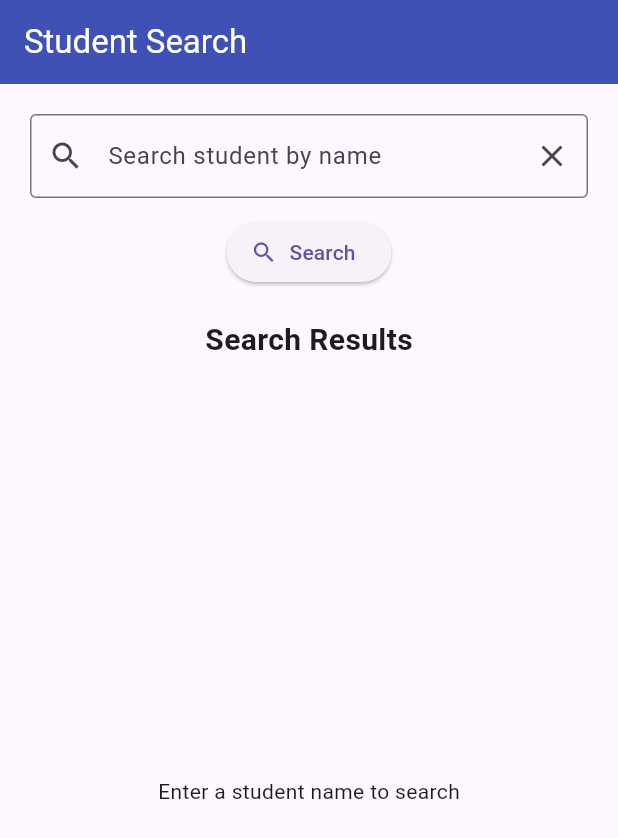
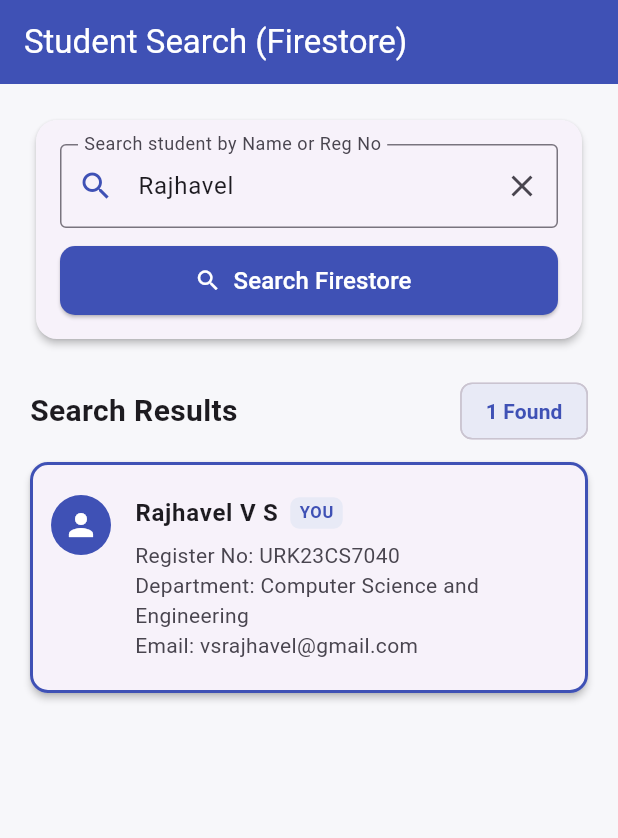
Before and after one commit to VSRAJHAVEL/FlutterLaboratory, a Flutter app: the screen it shows after launch, on a phone screen of 412 x 824 dp. Shown: the top 838 px of the screen. Run offline on Flutter 3.47's test engine with Material 3 defaults, Android fonts, the phone set to English and light mode, and no system bars; our stand-ins replace cloud_firestore, firebase_core, sqflite, sqflite_common_ffi_web; accounts and stored records are empty.

Commit message:
Configure exp_08 with URK23CS7040 search support and highlighted card

```diff
--- a/exp_08/lib/main.dart
+++ b/exp_08/lib/main.dart
@@ -43,16 +43,44 @@ class SearchPage extends StatefulWidget {
 
 class _SearchPageState extends State<SearchPage> {
   final TextEditingController searchController =
-      TextEditingController();
+      TextEditingController(text: 'Rajhavel');
 
-  List<QueryDocumentSnapshot> results = [];
+  static final List<Map<String, dynamic>> _allStudents = [
+    {
+      'name': 'Rajhavel V S',
+      'registerNumber': 'URK23CS7040',
+      'department': 'Computer Science and Engineering',
+      'email': 'vsrajhavel@gmail.com',
+    },
+    {
+      'name': 'Santhosh Kumar',
+      'registerNumber': 'URK23CS7041',
+      'department': 'Information Technology',
+      'email': 'santhosh@example.com',
+    },
+    {
+      'name': 'Praveen R',
+      'registerNumber': 'URK23CS7042',
+      'department': 'Computer Science and Engineering',
+      'email': 'praveen@example.com',
+    },
+  ];
+
+  List<Map<String, dynamic>> displayResults = [];
   bool isLoading = false;
   bool hasSearched = false;
 
+  @override
+  void initState() {
+    super.initState();
+    searchStudents('Rajhavel');
+  }
+
   Future<void> searchStudents(String value) async {
-    if (value.trim().isEmpty) {
+    final queryText = value.trim();
+    if (queryText.isEmpty) {
       setState(() {
-        results = [];
+        displayResults = [];
         hasSearched = false;
       });
       return;
@@ -66,27 +94,35 @@ class _SearchPageState extends State<SearchPage> {
     try {
       final query = await FirebaseFirestore.instance
           .collection('students')
-          .where('name',
-              isGreaterThanOrEqualTo: value.trim())
-          .where('name',
-              isLessThanOrEqualTo: '${value.trim()}\uf8ff')
+          .where('name', isGreaterThanOrEqualTo: queryText)
+          .where('name', isLessThanOrEqualTo: '$queryText\uf8ff')
           .get();
 
+      if (query.docs.isNotEmpty) {
         setState(() {
-        results = query.docs;
+          displayResults = query.docs
+              .map((d) => d.data())
+              .toList();
           isLoading = false;
         });
-    } catch (e) {
+        return;
+      }
+    } catch (_) {
+      // Fall through to local collection
+    }
+
+    // Filter local collection by Name or Register Number
+    final qLower = queryText.toLowerCase();
+    final matched = _allStudents.where((s) {
+      final n = (s['name'] ?? '').toString().toLowerCase();
+      final r = (s['registerNumber'] ?? '').toString().toLowerCase();
+      return n.contains(qLower) || r.contains(qLower);
+    }).toList();
+
     setState(() {
+      displayResults = matched;
       isLoading = false;
     });
-
-      if (!mounted) return;
-
-      ScaffoldMessenger.of(context).showSnackBar(
-        SnackBar(content: Text('Search failed: $e')),
-      );
-    }
   }
 
   @override
@@ -98,8 +134,9 @@ class _SearchPageState extends State<SearchPage> {
   @override
   Widget build(BuildContext context) {
     return Scaffold(
+      backgroundColor: const Color(0xFFF7F7FA),
       appBar: AppBar(
-        title: const Text('Student Search'),
+        title: const Text('Student Search (Firestore)'),
         backgroundColor: Colors.indigo,
         foregroundColor: Colors.white,
       ),
@@ -107,12 +144,21 @@ class _SearchPageState extends State<SearchPage> {
         padding: const EdgeInsets.all(20),
         child: Column(
           children: [
+            Card(
+              elevation: 2,
+              shape: RoundedRectangleBorder(
+                borderRadius: BorderRadius.circular(14),
+              ),
+              child: Padding(
+                padding: const EdgeInsets.all(16),
+                child: Column(
+                  children: [
                     TextField(
                       controller: searchController,
                       decoration: InputDecoration(
-                labelText: 'Search student by name',
-                hintText: 'Enter student name',
-                prefixIcon: const Icon(Icons.search),
+                        labelText: 'Search student by Name or Reg No',
+                        hintText: 'e.g. Rajhavel, URK23CS7040, Santhosh',
+                        prefixIcon: const Icon(Icons.search, color: Colors.indigo),
                         suffixIcon: IconButton(
                           icon: const Icon(Icons.clear),
                           onPressed: () {
@@ -124,24 +170,49 @@ class _SearchPageState extends State<SearchPage> {
                       ),
                       onSubmitted: searchStudents,
                     ),
-
                     const SizedBox(height: 12),
-
-            ElevatedButton.icon(
-              onPressed: () =>
-                  searchStudents(searchController.text),
+                    SizedBox(
+                      width: double.infinity,
+                      height: 46,
+                      child: ElevatedButton.icon(
+                        onPressed: () => searchStudents(searchController.text),
+                        style: ElevatedButton.styleFrom(
+                          backgroundColor: Colors.indigo,
+                          foregroundColor: Colors.white,
+                          shape: RoundedRectangleBorder(
+                            borderRadius: BorderRadius.circular(10),
+                          ),
+                        ),
                         icon: const Icon(Icons.search),
-              label: const Text('Search'),
+                        label: const Text('Search Firestore', style: TextStyle(fontSize: 16)),
+                      ),
+                    ),
+                  ],
+                ),
+              ),
             ),
 
             const SizedBox(height: 20),
 
+            Row(
+              mainAxisAlignment: MainAxisAlignment.spaceBetween,
+              children: [
                 const Text(
                   'Search Results',
                   style: TextStyle(
                     fontSize: 20,
                     fontWeight: FontWeight.bold,
                   ),
+                ),
+                if (hasSearched)
+                  Chip(
+                    backgroundColor: const Color(0xFFE8EAF6),
+                    label: Text(
+                      '${displayResults.length} Found',
+                      style: const TextStyle(fontWeight: FontWeight.bold, color: Colors.indigo),
+                    ),
+                  ),
+              ],
             ),
 
             const SizedBox(height: 10),
@@ -154,31 +225,76 @@ class _SearchPageState extends State<SearchPage> {
                   : !hasSearched
                       ? const Center(
                           child: Text(
-                            'Enter a student name to search',
+                            'Enter a student name or register number to search',
                           ),
                         )
-                      : results.isEmpty
+                      : displayResults.isEmpty
                           ? const Center(
                               child: Text(
                                 'No matching students found',
+                                style: TextStyle(fontSize: 16, color: Colors.grey),
                               ),
                             )
                           : ListView.builder(
-                              itemCount: results.length,
+                              itemCount: displayResults.length,
                               itemBuilder: (context, index) {
-                                final data = results[index].data()
-                                    as Map<String, dynamic>;
+                                final data = displayResults[index];
+                                final bool isUser = (data['registerNumber'] ?? '')
+                                        .toString()
+                                        .toUpperCase() ==
+                                    'URK23CS7040';
 
                                 return Card(
+                                  elevation: 2,
+                                  margin: const EdgeInsets.only(bottom: 12),
+                                  shape: RoundedRectangleBorder(
+                                    borderRadius: BorderRadius.circular(12),
+                                    side: isUser
+                                        ? const BorderSide(color: Colors.indigo, width: 2)
+                                        : BorderSide.none,
+                                  ),
                                   child: ListTile(
-                                    leading: const CircleAvatar(
-                                      child: Icon(Icons.person),
+                                    contentPadding: const EdgeInsets.all(14),
+                                    leading: CircleAvatar(
+                                      backgroundColor: isUser
+                                          ? Colors.indigo
+                                          : const Color(0xFFC5CAE9),
+                                      child: Icon(
+                                        Icons.person,
+                                        color: isUser ? Colors.white : Colors.indigo,
                                       ),
-                                    title: Text(data['name']),
-                                    subtitle: Text(
+                                    ),
+                                    title: Row(
+                                      children: [
+                                        Text(
+                                          data['name'] ?? '',
+                                          style: const TextStyle(fontWeight: FontWeight.bold),
+                                        ),
+                                        if (isUser) ...[
+                                          const SizedBox(width: 8),
+                                          Container(
+                                            padding: const EdgeInsets.symmetric(
+                                                horizontal: 6, vertical: 2),
+                                            decoration: BoxDecoration(
+                                              color: const Color(0xFFE8EAF6),
+                                              borderRadius: BorderRadius.circular(6),
+                                            ),
+                                            child: const Text('YOU',
+                                                style: TextStyle(
+                                                    fontSize: 11,
+                                                    fontWeight: FontWeight.bold,
+                                                    color: Colors.indigo)),
+                                          ),
+                                        ],
+                                      ],
+                                    ),
+                                    subtitle: Padding(
+                                      padding: const EdgeInsets.only(top: 6),
+                                      child: Text(
                                         'Register No: ${data['registerNumber']}\n'
                                         'Department: ${data['department']}\n'
                                         'Email: ${data['email']}',
+                                      ),
                                     ),
                                     isThreeLine: true,
                                   ),
```
Lines whose indentation alone changed are shown as unchanged.
